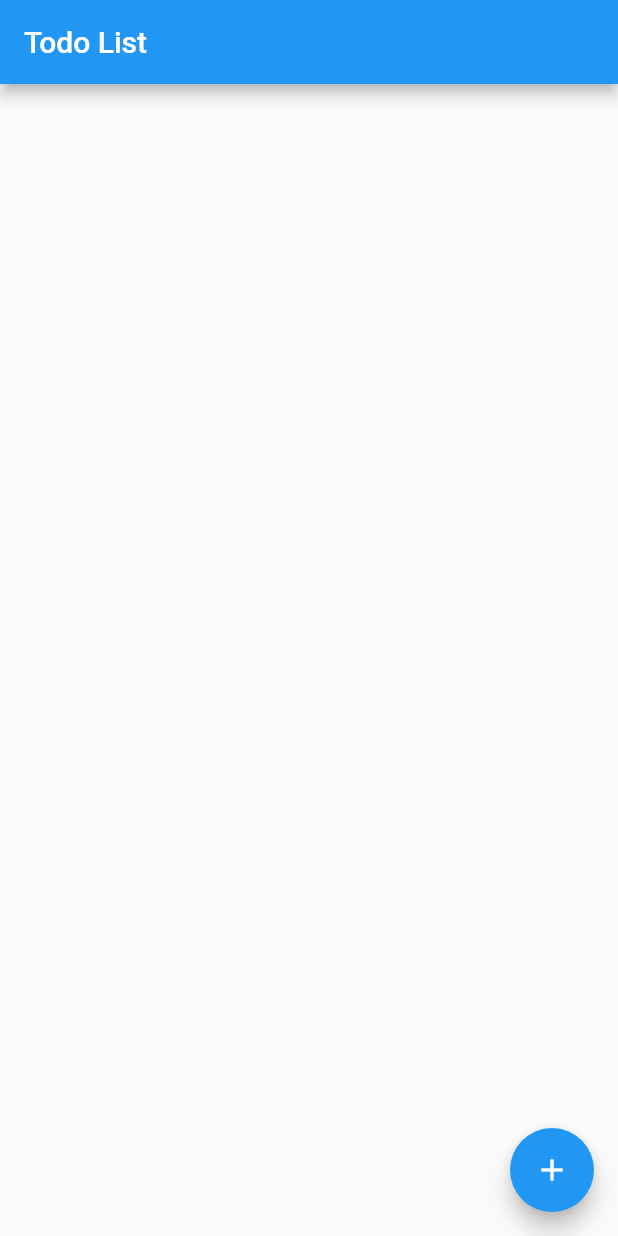
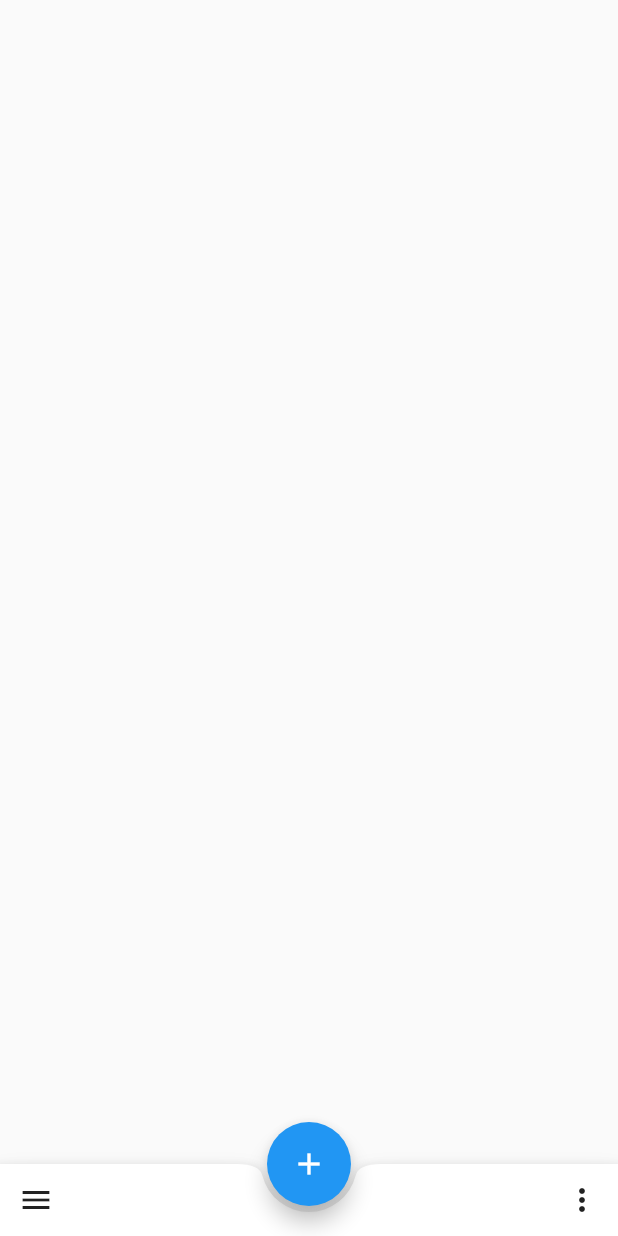
Before and after one commit to hpnightowl/OwlsTodo, a Flutter app: the screen it shows after launch, on a phone screen of 412 x 824 dp. Run offline on Flutter 3.47's test engine with Material 2 defaults, Android fonts, the phone set to English and light mode, and no system bars.

Commit message:
Tasks: Revamped UI Added BottomBar

```diff
--- a/lib/Home.dart
+++ b/lib/Home.dart
@@ -29,13 +29,23 @@ class _HomeState extends State<Home> {
     @override
     Widget build(BuildContext context) {
       return Scaffold(
-          appBar: AppBar(
-            title: Text('Todo List'),
+          bottomNavigationBar: BottomAppBar(
+            elevation: 6.0,
+            shape: CircularNotchedRectangle(),
+            child: Row(
+              mainAxisSize: MainAxisSize.max,
+              mainAxisAlignment: MainAxisAlignment.spaceBetween,
+              children: <Widget>[
+                IconButton(icon: Icon(Icons.menu), onPressed: () {}),
+                IconButton(icon: Icon(Icons.more_vert), onPressed:() {})
+              ],
+            ),
           ),
           body: TodoList(
            todos: todos,
            onTodoToggle: _toggleTodo,
           ),
+          floatingActionButtonLocation: FloatingActionButtonLocation.centerDocked,
           floatingActionButton: FloatingActionButton(
             child: Icon(Icons.add),
             onPressed: _addTodo,
```
